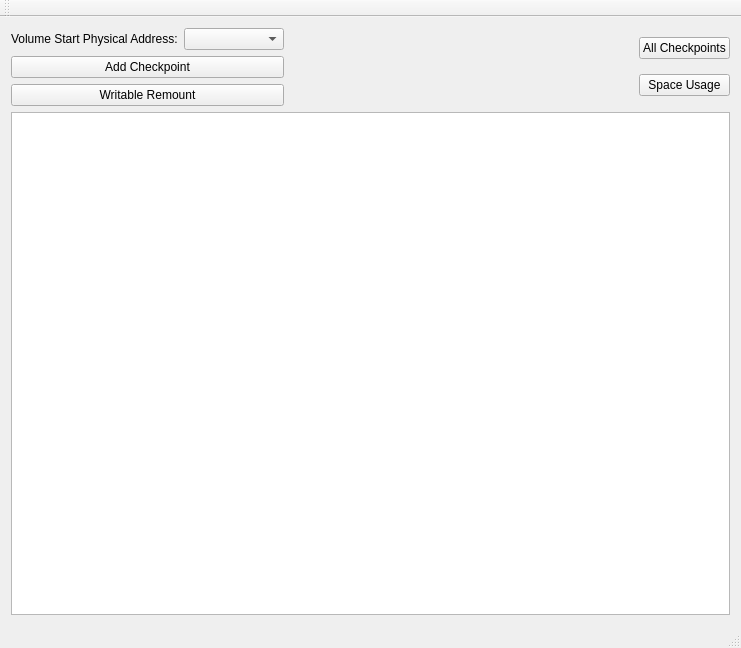
Before: the Qt Designer form mainwindow.ui in qweeah/hmfs-cputil-QT, drawn with Qt 5.
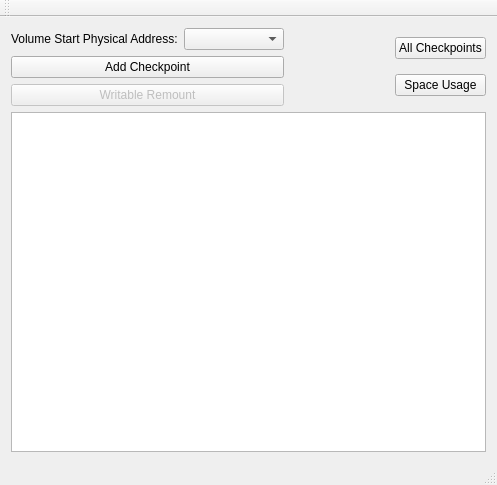
After: the same form once the commit is applied.

Diff of the .ui file:
```diff
--- a/mainwindow.ui
+++ b/mainwindow.ui
@@ -6,8 +6,8 @@
    <rect>
     <x>0</x>
     <y>0</y>
-    <width>741</width>
-    <height>648</height>
+    <width>497</width>
+    <height>485</height>
    </rect>
   </property>
   <property name="windowTitle">
@@ -52,6 +52,9 @@
         </item>
         <item>
          <widget class="QPushButton" name="btnRemount">
+          <property name="enabled">
+           <bool>false</bool>
+          </property>
           <property name="text">
            <string>Writable Remount</string>
           </property>
```
